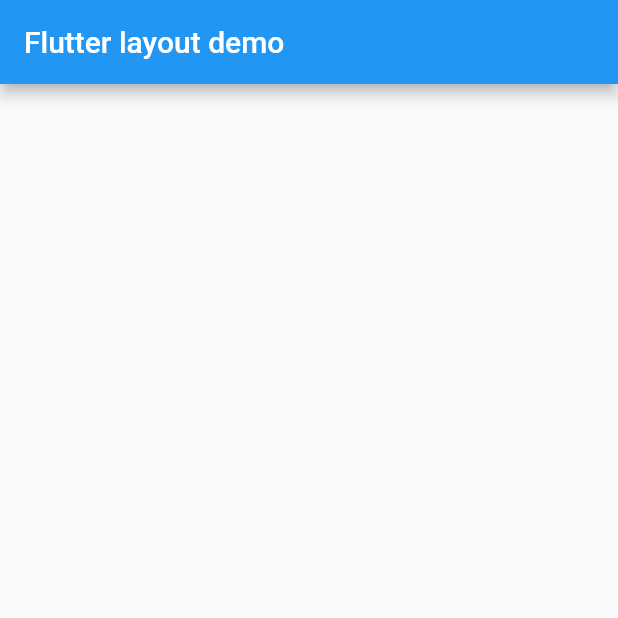
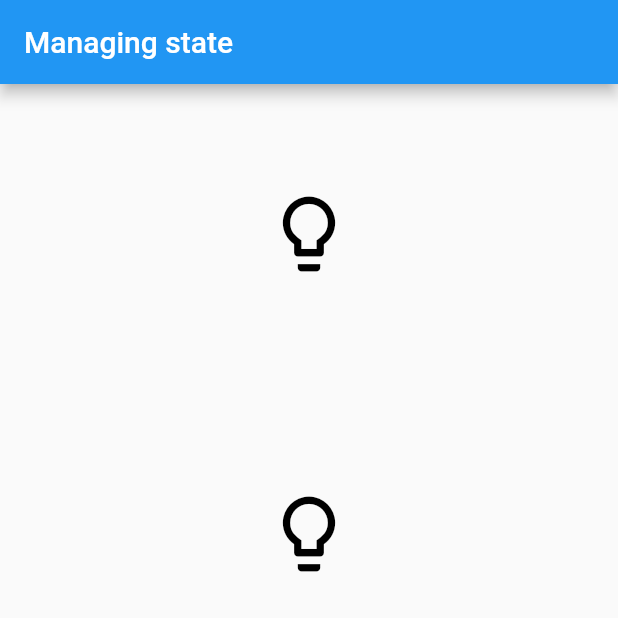
Before and after one commit to Lee-Yoonjoo/switches, a Flutter app: the screen it shows after launch, on a phone screen of 412 x 824 dp, the top half of it. Run offline on Flutter 3.47's test engine with Material 2 defaults, Android fonts, the phone set to English and light mode, and no system bars.

Commit message:
single switch added

```diff
--- a/lib/main.dart
+++ b/lib/main.dart
@@ -3,109 +3,141 @@ import 'package:flutter/material.dart';
 void main() {
   runApp(const MyApp());
 }
+// TapboxA manages its own state.
+
+//------------------------- MyApp ----------------------------------
 
 class MyApp extends StatelessWidget {
   const MyApp({Key? key}) : super(key: key);
+
   @override
   Widget build(BuildContext context) {
     return MaterialApp(
-      title: 'Flutter layout demo',
+      title: 'Managing state',
       home: Scaffold(
-        appBar: AppBar(
-          title: const Text('Flutter layout demo'),
+          appBar: AppBar(
+            title: const Text('Managing state'),
+          ),
+          /*body: const Center(
+          child: TapboxA(),
         ),
-        body: ListView(
-            children: [
+        */
+          body: ListView(
+              children : [
 
+                const TapboxA(),
+                const ParentWidget(),
 
-            ]
-        ),
+              ]
+          )
+
       ),
     );
   }
 }
 
-class MyHomePage extends StatefulWidget {
-  const MyHomePage({Key? key, required this.title}) : super(key: key);
+//------------------------- TapboxA ----------------------------------
 
-  // This widget is the home page of your application. It is stateful, meaning
-  // that it has a State object (defined below) that contains fields that affect
-  // how it looks.
-
-  // This class is the configuration for the state. It holds the values (in this
-  // case the title) provided by the parent (in this case the App widget) and
-  // used by the build method of the State. Fields in a Widget subclass are
-  // always marked "final".
-
-  final String title;
+class TapboxA extends StatefulWidget {
+  const TapboxA({Key? key}) : super(key: key);
 
   @override
-  State<MyHomePage> createState() => _MyHomePageState();
+  _TapboxAState createState() => _TapboxAState();
 }
 
-class _MyHomePageState extends State<MyHomePage> {
-  int _counter = 0;
+class _TapboxAState extends State<TapboxA> {
+  bool _active = false;
 
-  void _incrementCounter() {
+  void _handleTap() {
     setState(() {
-      // This call to setState tells the Flutter framework that something has
-      // changed in this State, which causes it to rerun the build method below
-      // so that the display can reflect the updated values. If we changed
-      // _counter without calling setState(), then the build method would not be
-      // called again, and so nothing would appear to happen.
-      _counter++;
+      _active = !_active;
     });
   }
 
   @override
   Widget build(BuildContext context) {
-    // This method is rerun every time setState is called, for instance as done
-    // by the _incrementCounter method above.
-    //
-    // The Flutter framework has been optimized to make rerunning build methods
-    // fast, so that you can just rebuild anything that needs updating rather
-    // than having to individually change instances of widgets.
-    return Scaffold(
-      appBar: AppBar(
-        // Here we take the value from the MyHomePage object that was created by
-        // the App.build method, and use it to set our appbar title.
-        title: Text(widget.title),
+    return GestureDetector(
+      onTap: _handleTap,
+      child: Container(
+        child: Center(
+          child: Icon(
+            Icons.lightbulb_outline,
+            color: _active ? Colors.yellow.shade600 : Colors.black,
+            size: 60
+          ),
+        ),
+        width: 200.0,
+        height: 200.0,
+        /*decoration: BoxDecoration(
+          color: _active ? Colors.lightGreen[700] : Colors.grey[600],
+        ),*/
       ),
-      body: Center(
-        // Center is a layout widget. It takes a single child and positions it
-        // in the middle of the parent.
-        child: Column(
-          // Column is also a layout widget. It takes a list of children and
-          // arranges them vertically. By default, it sizes itself to fit its
-          // children horizontally, and tries to be as tall as its parent.
-          //
-          // Invoke "debug painting" (press "p" in the console, choose the
-          // "Toggle Debug Paint" action from the Flutter Inspector in Android
-          // Studio, or the "Toggle Debug Paint" command in Visual Studio Code)
-          // to see the wireframe for each widget.
-          //
-          // Column has various properties to control how it sizes itself and
-          // how it positions its children. Here we use mainAxisAlignment to
-          // center the children vertically; the main axis here is the vertical
-          // axis because Columns are vertical (the cross axis would be
-          // horizontal).
-          mainAxisAlignment: MainAxisAlignment.center,
-          children: <Widget>[
-            const Text(
-              'You have pushed the button this many times:',
-            ),
-            Text(
-              '$_counter',
-              style: Theme.of(context).textTheme.headline4,
-            ),
-          ],
-        ),
-      ),
-      floatingActionButton: FloatingActionButton(
-        onPressed: _incrementCounter,
-        tooltip: 'Increment',
-        child: const Icon(Icons.add),
-      ), // This trailing comma makes auto-formatting nicer for build methods.
     );
   }
 }
+//------------------------ ParentWidget --------------------------------
+
+class ParentWidget extends StatefulWidget {
+  const ParentWidget({Key? key}) : super(key: key);
+
+  @override
+  _ParentWidgetState createState() => _ParentWidgetState();
+}
+
+class _ParentWidgetState extends State<ParentWidget> {
+  bool _active = false;
+
+  void _handleTapboxChanged(bool newValue) {
+    setState(() {
+      _active = newValue;
+    });
+  }
+
+  @override
+  Widget build(BuildContext context) {
+    return SizedBox(
+      child: TapboxB(
+        active: _active,
+        onChanged: _handleTapboxChanged,
+      ),
+    );
+  }
+}
+
+//------------------------- TapboxB ----------------------------------
+
+class TapboxB extends StatelessWidget {
+  const TapboxB({
+    Key? key,
+    this.active = false,
+    required this.onChanged,
+  }) : super(key: key);
+
+  final bool active;
+  final ValueChanged<bool> onChanged;
+
+  void _handleTap() {
+    onChanged(!active);
+  }
+
+  @override
+  Widget build(BuildContext context) {
+    return GestureDetector(
+      onTap: _handleTap,
+      child: Container(
+        child: Center(
+          child: Icon(
+              Icons.lightbulb_outline,
+              color: active ? Colors.yellow.shade600 : Colors.black,
+              size: 60
+          ),
+        ),
+        width: 200.0,
+        height: 200.0,
+       /* decoration: BoxDecoration(
+          color: active ? Colors.lightBlue[700] : Colors.grey[600],
+        ),*/
+      ),
+    );
+  }
+}
```
